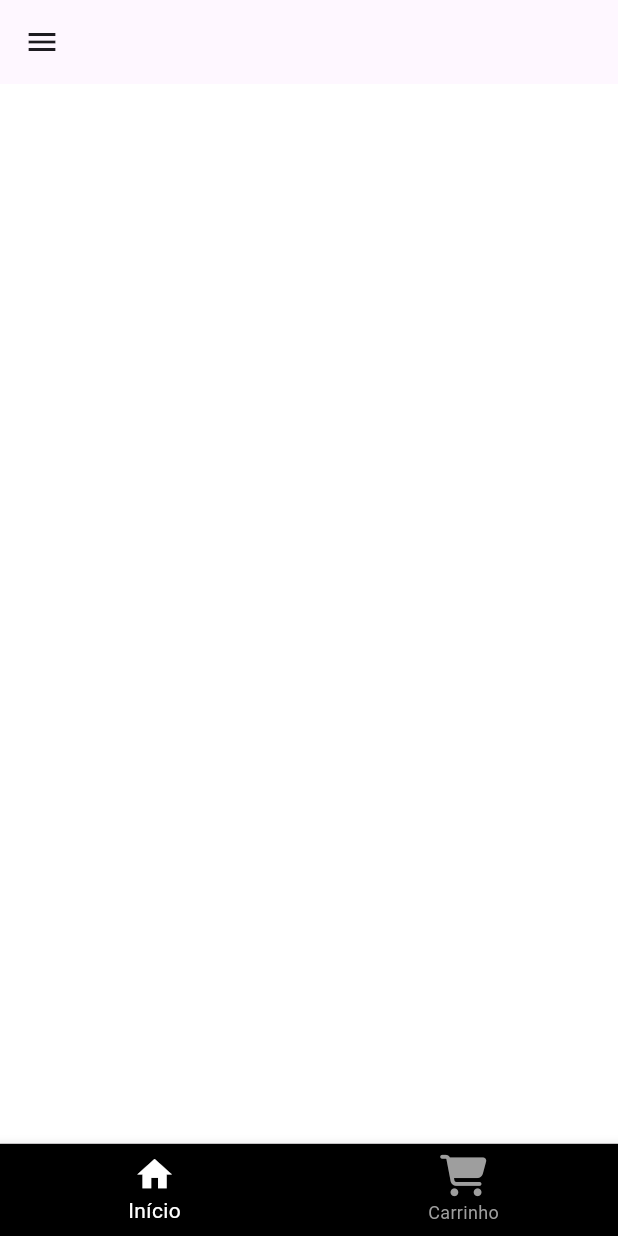
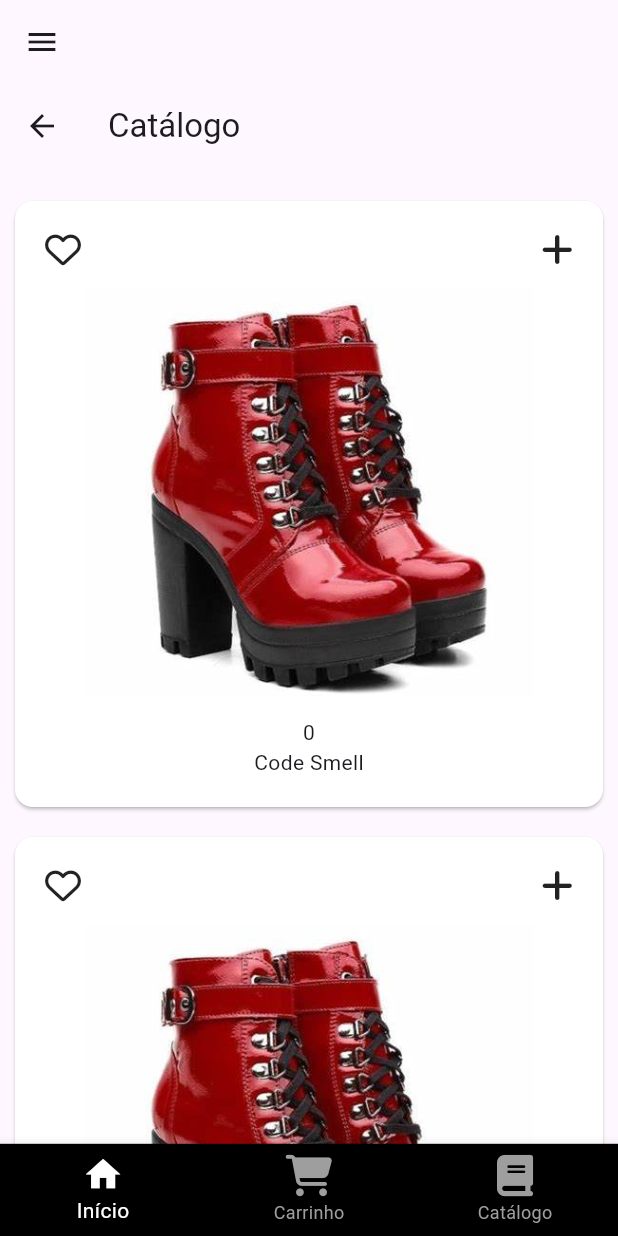
Before and after one commit to me-lynx/loja_virtual, a Flutter app: the screen it shows after launch, after a tap on "Entrar", on a phone screen of 412 x 824 dp. Run offline on Flutter 3.47's test engine with Material 2 defaults, Android fonts, the phone set to English and light mode, and no system bars; our stand-ins replace bloc, equatable, flutter_bloc, font_awesome_flutter, sizer.

Commit message:
aula  07 e 08

```diff
--- /dev/null
+++ b/lib/catalog/bloc/catalog_bloc.dart
@@ -0,0 +1,39 @@
+import 'package:bloc/bloc.dart';
+import 'package:equatable/equatable.dart';
+import 'package:loja_virtual/catalog/bloc/catalog_event.dart';
+import 'package:loja_virtual/catalog/bloc/catalog_state.dart';
+
+import '../../cart/bloc/cart_state.dart';
+import '../../shopping_repository.dart';
+import '../models/catalog.dart';
+
+class CatalogBloc extends Bloc<CatalogEvent, CatalogState> {
+  CatalogBloc({required this.shoppingRepository}) : super(CatalogLoading()) {
+    on<CatalogStarted>(_onStarted);
+    on<ItemFavorited>(_onItemFavorited);
+    // on<CatalogItemFavorited>(_onItemFavorited);
+  }
+
+  final ShoppingRepository shoppingRepository;
+
+  Future<void> _onStarted(
+      CatalogStarted event, Emitter<CatalogState> emit) async {
+    emit(CatalogLoading());
+    try {
+      final catalog = await shoppingRepository.loadCatalog();
+      emit(CatalogLoaded(Catalog(itemNames: catalog)));
+    } catch (e) {
+      print(e);
+    }
+  }
+
+  Future<void> _onItemFavorited(
+      ItemFavorited event, Emitter<CatalogState> emit) async {
+    final state = this.state;
+    try {
+      shoppingRepository.addItemToFavorite(event.item);
+    } catch (e) {
+      print(e);
+    }
+  }
+}
--- /dev/null
+++ b/lib/catalog/bloc/catalog_event.dart
@@ -0,0 +1,19 @@
+import 'package:equatable/equatable.dart';
+
+import '../item.dart';
+
+abstract class CatalogEvent extends Equatable {
+  const CatalogEvent();
+}
+
+class CatalogStarted extends CatalogEvent {
+  @override
+  List<Object> get props => [];
+}
+
+class ItemFavorited extends CatalogEvent {
+  const ItemFavorited(this.item);
+  final Item item;
+  @override
+  List<Object> get props => [item];
+}
--- /dev/null
+++ b/lib/catalog/bloc/catalog_state.dart
@@ -0,0 +1,24 @@
+import 'package:equatable/equatable.dart';
+
+import '../models/catalog.dart';
+
+abstract class CatalogState extends Equatable {
+  const CatalogState();
+  @override
+  List<Object> get props => [];
+}
+
+//carregando o catalogo
+class CatalogLoading extends CatalogState {}
+
+//carregou o catalogo
+class CatalogLoaded extends CatalogState {
+  const CatalogLoaded(this.catalog);
+  final Catalog catalog;
+}
+
+//erro relacionado ao catalogo
+class CatalogError extends CatalogState {}
+
+//item foi favoritado.
+class CatalogItemFavorited extends CatalogState {}
--- /dev/null
+++ b/lib/catalog/models/catalog.dart
@@ -0,0 +1,15 @@
+import 'package:equatable/equatable.dart';
+
+import '../item.dart';
+
+class Catalog extends Equatable {
+  const Catalog({required this.itemNames});
+
+  final List<String> itemNames;
+
+  Item getById(int id) => Item(id, itemNames[id % itemNames.length]);
+  Item getByPosition(int position) => getById(position);
+
+  @override
+  List<Object?> get props => [itemNames];
+}
--- /dev/null
+++ b/lib/catalog/view/catalog_page.dart
@@ -0,0 +1,110 @@
+import 'package:flutter/material.dart';
+import 'package:flutter_bloc/flutter_bloc.dart';
+import 'package:loja_virtual/catalog/bloc/catalog_event.dart';
+
+import '../../cart/bloc/cart_bloc.dart';
+import '../../cart/bloc/cart_event.dart';
+import '../bloc/catalog_bloc.dart';
+import '../bloc/catalog_state.dart';
+import '../item.dart';
+import 'package:sizer/sizer.dart';
+import 'package:font_awesome_flutter/font_awesome_flutter.dart';
+
+class CatalogPage extends StatefulWidget {
+  const CatalogPage({super.key});
+
+//https://www.fiverr.com/mdtoufikislam/create-attractive-mobile-ui-ux-design-or-app-ui-ux-design
+  @override
+  State<CatalogPage> createState() => _CatalogPageState();
+}
+
+class _CatalogPageState extends State<CatalogPage> {
+  @override
+  Widget build(BuildContext context) {
+    return Scaffold(
+      appBar: AppBar(
+        title: const Text('Catálogo'),
+      ),
+      body: CustomScrollView(
+        slivers: [
+          const SliverToBoxAdapter(child: SizedBox(height: 12)),
+          BlocBuilder<CatalogBloc, CatalogState>(
+            builder: (context, state) {
+              if (state is CatalogLoading) {
+                return const SliverFillRemaining(
+                  child: Center(
+                    child: CircularProgressIndicator(),
+                  ),
+                );
+              }
+              if (state is CatalogLoaded) {
+                return SliverList(
+                  delegate: SliverChildBuilderDelegate(
+                    (context, index) => CatalogListItem(
+                      item: state.catalog.getByPosition(index),
+                    ),
+                    childCount: state.catalog.itemNames.length,
+                  ),
+                );
+              }
+              return const SliverFillRemaining(
+                child: Text('Ocorreu um erro'),
+              );
+            },
+          ),
+        ],
+      ),
+    );
+  }
+}
+
+class CatalogListItem extends StatelessWidget {
+  const CatalogListItem({super.key, required this.item});
+
+  final Item item;
+  @override
+  Widget build(BuildContext context) {
+    bool isFavorite = false;
+    return SizedBox(
+      child: Card(
+        color: Colors.white,
+        margin: EdgeInsets.all(10),
+        child: Padding(
+          padding: EdgeInsets.all(20),
+          child: Column(
+            mainAxisAlignment: MainAxisAlignment.center,
+            children: [
+              Row(
+                mainAxisAlignment: MainAxisAlignment.spaceBetween,
+                children: [
+                  GestureDetector(
+                    child: isFavorite
+                        // ignore: dead_code
+                        ? const FaIcon(FontAwesomeIcons.heart)
+                        : FaIcon(FontAwesomeIcons.heart),
+                    onTap: () {
+                      context.read<CatalogBloc>().add(ItemFavorited(item));
+                      //Criar um bloc para favorito.
+                    },
+                  ),
+                  GestureDetector(
+                      child: const FaIcon(FontAwesomeIcons.plus), onTap: () {}),
+                ],
+              ),
+              SizedBox(
+                width: 300,
+                height: 300,
+                child: Image.asset('images/image5shoes.jpeg'),
+              ),
+              Text(item.price.toString()),
+              Row(
+                mainAxisAlignment: MainAxisAlignment.center,
+                children: [Text(item.name)],
+              ),
+            ],
+          ),
+        ),
+      ),
+    );
+  }
+}
--- a/lib/constants/constants.dart
+++ b/lib/constants/constants.dart
@@ -17,6 +17,7 @@ class Constants {
   String home = "Início";
   String cart = "Carrinho";
   String exit = "Sair";
+  String catalog = "Catálogo";
 }
 
 enum Gender { female, male, prefernottosay }
--- a/lib/home/home_page.dart
+++ b/lib/home/home_page.dart
@@ -3,6 +3,7 @@ import 'package:font_awesome_flutter/font_awesome_flutter.dart';
 import 'package:loja_virtual/cart/view/cart_page.dart';
 import 'package:loja_virtual/routes_helper/routes.dart';
 import 'package:sizer/sizer.dart';
+import '../catalog/view/catalog_page.dart';
 import '../constants/constants.dart';
 
 class HomePage extends StatefulWidget {
@@ -15,10 +16,11 @@ class HomePage extends StatefulWidget {
 class _HomePageState extends State<HomePage> {
   final Constants _constants = Constants();
   static final List<Widget> _widgetOptions = <Widget>[
+    CatalogPage(),
     Container(
       color: Colors.white,
     ),
-    CartPage(),
+    const CartPage(),
   ];
   int _selectedIndex = 0;
   void _onItemTapped(int index) {
@@ -280,6 +282,13 @@ class _HomePageState extends State<HomePage> {
             ),
             label: _constants.cart,
           ),
+          BottomNavigationBarItem(
+            icon: FaIcon(
+              FontAwesomeIcons.book,
+              size: 20.sp,
+            ),
+            label: _constants.catalog,
+          ),
         ],
         currentIndex: _selectedIndex,
         onTap: _onItemTapped,
--- a/lib/main.dart
+++ b/lib/main.dart
@@ -1,4 +1,7 @@
 import 'package:flutter/material.dart';
+import 'package:loja_virtual/cart/bloc/cart_event.dart';
+import 'package:loja_virtual/catalog/bloc/catalog_bloc.dart';
+import 'package:loja_virtual/catalog/bloc/catalog_event.dart';
 import 'package:loja_virtual/form/form_page.dart';
 import 'package:loja_virtual/home/drawer_screens/address_page.dart';
 import 'package:loja_virtual/home/drawer_screens/help_page.dart';
@@ -8,27 +11,37 @@ import 'package:loja_virtual/home/drawer_screens/settings_page.dart';
 import 'package:loja_virtual/home/home_page.dart';
 import 'package:loja_virtual/login/login_page.dart';
 import 'package:loja_virtual/login/recovery_password_page.dart';
+import 'package:loja_virtual/shopping_repository.dart';
 import 'package:sizer/sizer.dart';
 
 import 'package:bloc/bloc.dart';
+import 'package:flutter_bloc/flutter_bloc.dart';
 
 import 'simple_bloc_observer.dart';
 
 void main() {
   Bloc.observer = SimpleBlocObserver();
-  runApp(const MyApp());
+  runApp(MyApp(
+    shoppingRepository: ShoppingRepository(),
+  ));
 }
 
 class MyApp extends StatelessWidget {
-  const MyApp({super.key});
+  const MyApp({super.key, required this.shoppingRepository});
+  final ShoppingRepository shoppingRepository;
 
   @override
   Widget build(BuildContext context) {
     return Sizer(builder: (context, orientation, deviceType) {
-      return MaterialApp(
+      return MultiBlocProvider(
+        providers: [
+          BlocProvider(
+              create: (_) => CatalogBloc(shoppingRepository: shoppingRepository)
+                ..add(CatalogStarted()))
+        ],
+        child: MaterialApp(
           debugShowCheckedModeBanner: false,
           theme: ThemeData(
-          colorScheme: ColorScheme.fromSeed(seedColor: Colors.deepPurple),
             useMaterial3: true,
           ),
           initialRoute: '/',
@@ -43,6 +56,7 @@ class MyApp extends StatelessWidget {
             '/personal_info_page': (context) => const PersonalInfoPage(),
             '/settings_page': (context) => const SettingsPage(),
           },
+        ),
       );
     });
   }
--- a/lib/shopping_repository.dart
+++ b/lib/shopping_repository.dart
@@ -30,4 +30,6 @@ class ShoppingRepository {
   void addItemToCart(Item item) => _items.add(item);
 
   void removeItemFromCart(Item item) => _items.remove(item);
+
+  void addItemToFavorite(Item item) => _items.add(item);
 }
```
Also changed, not shown: images/image5shoes.jpeg (added), images/image6shoes.jpeg (added), images/image7shoes.jpeg (added). Lines whose indentation alone changed are shown as unchanged.
